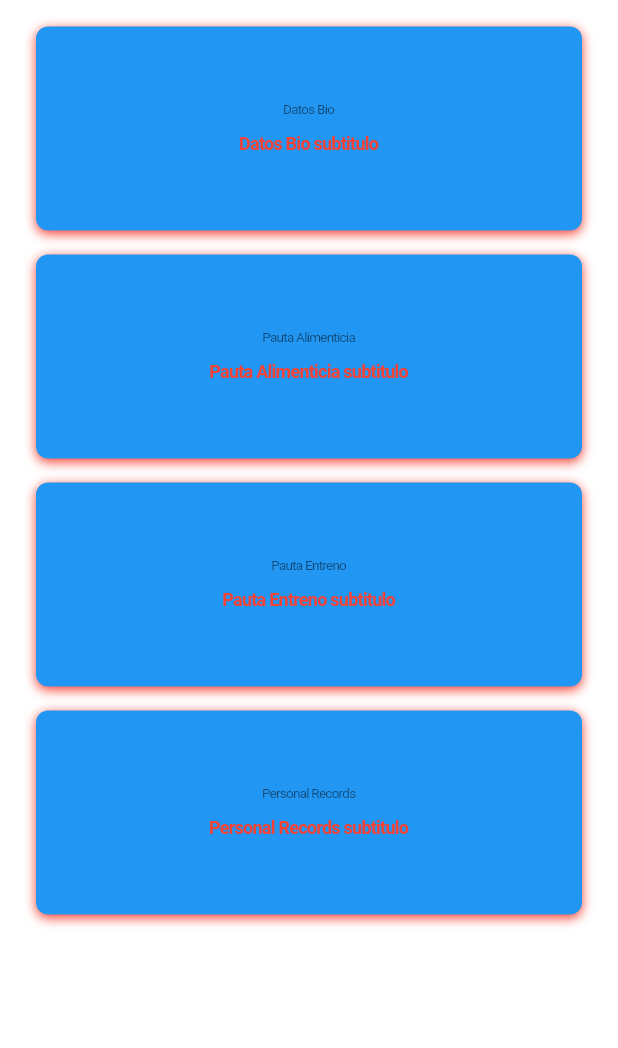
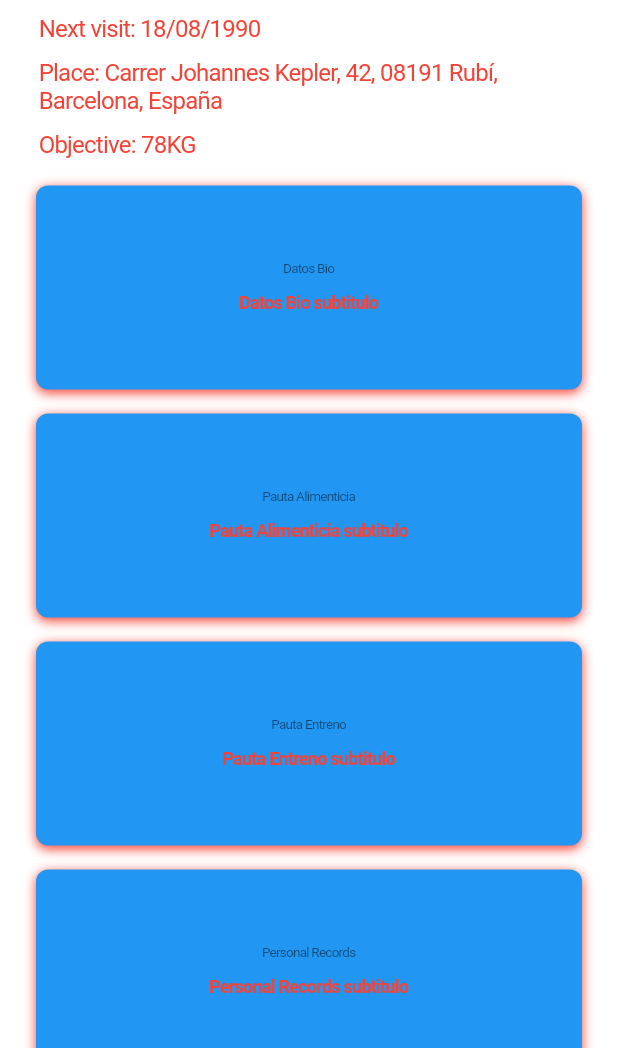
Before and after one commit to DanielRomanMartinez/my-fit-evolution, a Flutter app: the screen it shows after launch, on a phone screen of 412 x 824 dp, the part 188-1236 px from its top. Run offline on Flutter 3.47's test engine with Material 2 defaults, Android fonts, the phone set to English and light mode, and no system bars; our stand-ins replace freezed_annotation; Roboto replaces fonts that are missing (Poppins).

Commit message:
Improve dashboard information

```diff
--- a/lib/ui/screens/main_screen/main_screen.dart
+++ b/lib/ui/screens/main_screen/main_screen.dart
@@ -54,6 +54,36 @@ class _MainScreenState extends State<MainScreen> {
               ),
             ),
             Container(
+              margin: const EdgeInsets.only(top: 10, left: 10),
+              child: const Text(
+                'Next visit: 18/08/1990',
+                style: TextStyle(
+                  color: Colors.red,
+                  fontSize: 16,
+                ),
+              ),
+            ),
+            Container(
+              margin: const EdgeInsets.only(top: 10, left: 10),
+              child: const Text(
+                'Place: Carrer Johannes Kepler, 42, 08191 Rubí, Barcelona, España ',
+                style: TextStyle(
+                  color: Colors.red,
+                  fontSize: 16,
+                ),
+              ),
+            ),
+            Container(
+              margin: const EdgeInsets.only(top: 10, left: 10),
+              child: const Text(
+                'Objective: 78KG',
+                style: TextStyle(
+                  color: Colors.red,
+                  fontSize: 16,
+                ),
+              ),
+            ),
+            Container(
               margin: const EdgeInsetsDirectional.only(top: 10),
               child: GridView.builder(
                 shrinkWrap: true,
```
